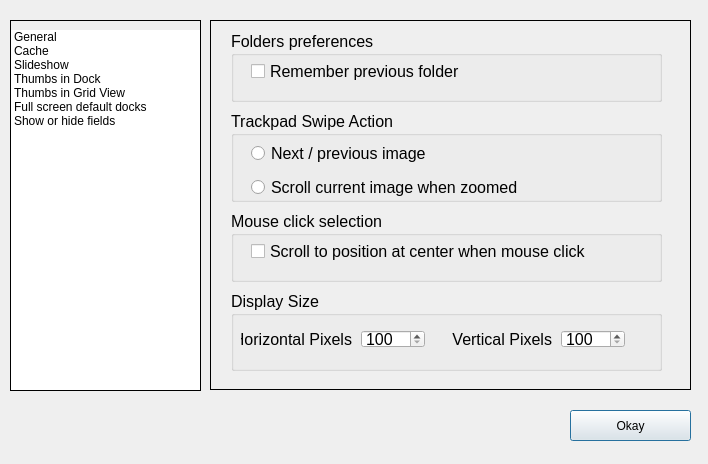
Qt form Dialogs/prefdlg.ui (towhee/Winnow64) before a commit.
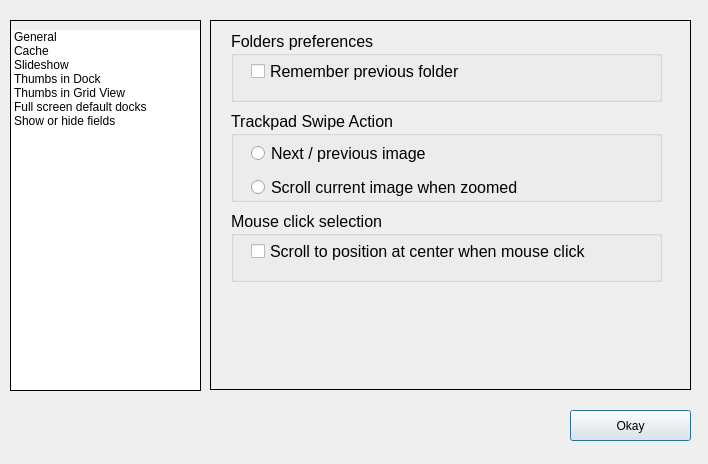
The same form after that commit. The open tabs and pages were chosen to show the change.

Diff of the .ui file:
```diff
--- a/Dialogs/prefdlg.ui
+++ b/Dialogs/prefdlg.ui
@@ -142,86 +142,6 @@
       </property>
      </widget>
     </widget>
-    <widget class="QGroupBox" name="groupBox">
-     <property name="geometry">
-      <rect>
-       <x>20</x>
-       <y>270</y>
-       <width>431</width>
-       <height>80</height>
-      </rect>
-     </property>
-     <property name="toolTip">
-      <string>&lt;html&gt;&lt;head/&gt;&lt;body&gt;&lt;p&gt;In some operating systems it is difficult to obtain the actual screen resolution.  This is used to make one display pixel = one image pixel.  This insures that zooming to 100% is showing 1:1 display to image pixels.&lt;/p&gt;&lt;/body&gt;&lt;/html&gt;</string>
-     </property>
-     <property name="title">
-      <string>Display Size</string>
-     </property>
-     <widget class="QSpinBox" name="displayHorizontalPixelsSB">
-      <property name="geometry">
-       <rect>
-        <x>130</x>
-        <y>39</y>
-        <width>64</width>
-        <height>18</height>
-       </rect>
-      </property>
-      <property name="minimum">
-       <number>100</number>
-      </property>
-      <property name="maximum">
-       <number>10000</number>
-      </property>
-     </widget>
-     <widget class="QLabel" name="label_21">
-      <property name="geometry">
-       <rect>
-        <x>10</x>
-        <y>40</y>
-        <width>111</width>
-        <height>16</height>
-       </rect>
-      </property>
-      <property name="text">
-       <string>Horizontal Pixels</string>
-      </property>
-      <property name="alignment">
-       <set>Qt::AlignRight|Qt::AlignTrailing|Qt::AlignVCenter</set>
-      </property>
-     </widget>
-     <widget class="QLabel" name="label_22">
-      <property name="geometry">
-       <rect>
-        <x>210</x>
-        <y>40</y>
-        <width>111</width>
-        <height>16</height>
-       </rect>
-      </property>
-      <property name="text">
-       <string>Vertical Pixels</string>
-      </property>
-      <property name="alignment">
-       <set>Qt::AlignRight|Qt::AlignTrailing|Qt::AlignVCenter</set>
-      </property>
-     </widget>
-     <widget class="QSpinBox" name="displayVerticalPixelsSB">
-      <property name="geometry">
-       <rect>
-        <x>330</x>
-        <y>39</y>
-        <width>64</width>
-        <height>18</height>
-       </rect>
-      </property>
-      <property name="minimum">
-       <number>100</number>
-      </property>
-      <property name="maximum">
-       <number>10000</number>
-      </property>
-     </widget>
-    </widget>
     <widget class="QGroupBox" name="groupBoxFolders_2">
      <property name="geometry">
       <rect>
```
Left out of the diff: 2 changed lines with no effect on the pictures.
